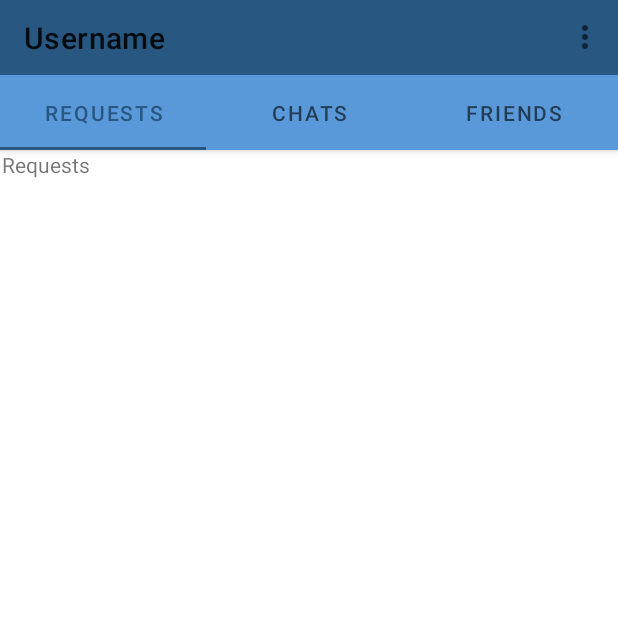
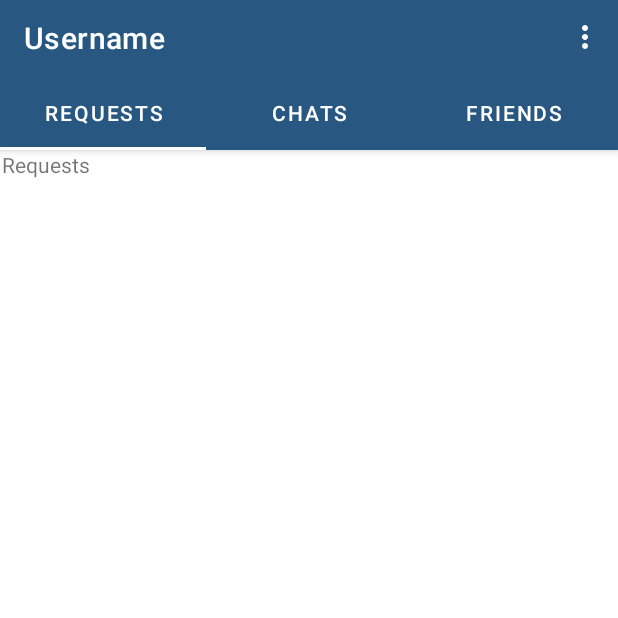
Before and after one commit to robertov92/4Chat, an Android app: the screen it shows after launch once a user with an empty profile is signed in (MainActivity), on a phone screen of 412 x 824 dp, the top half of it. Run offline under Robolectric (Android 15) with nearby library versions, the phone set to English and light mode, and no system bars; our stand-ins replace Firebase (no records; nobody signed in at launch, a user with empty details on screens opened directly).

Commit message:
Colors changed on toolbars!

```diff
--- a/app/build.gradle
+++ b/app/build.gradle
@@ -35,7 +35,7 @@ dependencies {
     implementation 'com.google.android.material:material:1.3.0'
     implementation 'androidx.constraintlayout:constraintlayout:2.0.4'
     implementation 'com.google.firebase:firebase-auth:20.0.3'
-    implementation 'androidx.legacy:legacy-support-v4:1.0.0'
+    //implementation 'androidx.legacy:legacy-support-v4:1.0.0'
     testImplementation 'junit:junit:4.+'
     androidTestImplementation 'androidx.test.ext:junit:1.1.2'
     androidTestImplementation 'androidx.test.espresso:espresso-core:3.3.0'
--- a/app/src/main/res/layout/activity_login.xml
+++ b/app/src/main/res/layout/activity_login.xml
@@ -15,7 +15,8 @@
         android:theme="?attr/actionBarTheme"
         app:layout_constraintEnd_toEndOf="parent"
         app:layout_constraintStart_toStartOf="parent"
-        app:layout_constraintTop_toTopOf="parent" />
+        app:layout_constraintTop_toTopOf="parent"
+        app:theme="@style/ThemeOverlay.AppCompat.Dark.ActionBar"/>
 
 
     <TextView
--- a/app/src/main/res/layout/activity_main.xml
+++ b/app/src/main/res/layout/activity_main.xml
@@ -25,13 +25,16 @@
             app:layout_constraintEnd_toEndOf="parent"
             app:layout_constraintHorizontal_bias="0.0"
             app:layout_constraintStart_toStartOf="parent"
-            app:layout_constraintTop_toTopOf="parent" />
+            app:layout_constraintTop_toTopOf="parent"
+            app:titleTextColor="@color/white"/>
 
         <com.google.android.material.tabs.TabLayout
             android:id="@+id/main_tabs"
             android:layout_width="match_parent"
             android:layout_height="50dp"
-            android:background="@color/lighter_blue" />
+            android:background="@color/main_blue"
+            app:tabIndicatorColor="@color/white"
+            app:tabTextColor="@color/white"/>
 
     </com.google.android.material.appbar.AppBarLayout>
 
--- a/app/src/main/res/layout/activity_register.xml
+++ b/app/src/main/res/layout/activity_register.xml
@@ -15,7 +15,8 @@
         android:theme="?attr/actionBarTheme"
         app:layout_constraintEnd_toEndOf="parent"
         app:layout_constraintStart_toStartOf="parent"
-        app:layout_constraintTop_toTopOf="parent" />
+        app:layout_constraintTop_toTopOf="parent"
+        app:theme="@style/ThemeOverlay.AppCompat.Dark.ActionBar"/>
 
 
     <TextView
--- a/app/src/main/res/values-night/themes.xml
+++ b/app/src/main/res/values-night/themes.xml
@@ -11,6 +11,7 @@
         <item name="colorOnSecondary">@color/black</item>
         <!-- Status bar color. -->
         <item name="android:statusBarColor" tools:targetApi="l">?attr/colorPrimaryVariant</item>
+        <item name="android:textColorSecondary">@color/white</item>
         <!-- Customize your theme here. -->
     </style>
 </resources>
--- a/app/src/main/res/values/themes.xml
+++ b/app/src/main/res/values/themes.xml
@@ -11,6 +11,7 @@
         <item name="colorOnSecondary">@color/black</item>
         <!-- Status bar color. -->
         <item name="android:statusBarColor" tools:targetApi="l">?attr/colorPrimaryVariant</item>
+        <item name="android:textColorSecondary">@color/white</item>
         <!-- Customize your theme here. -->
     </style>
 </resources>
```
